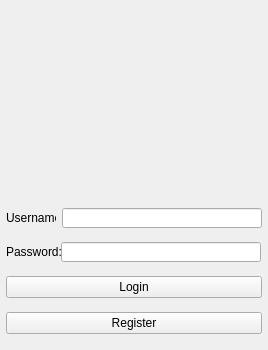
This is VaporChat/loginwindow.ui in nwestbury/VaporChat as Qt 5 draws it before an edit. The edited form follows.
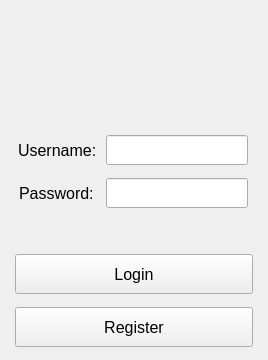
This is the edited form.

```diff
--- a/VaporChat/loginwindow.ui
+++ b/VaporChat/loginwindow.ui
@@ -7,19 +7,19 @@
     <x>0</x>
     <y>0</y>
     <width>268</width>
-    <height>350</height>
+    <height>360</height>
    </rect>
   </property>
   <property name="minimumSize">
    <size>
-    <width>262</width>
-    <height>350</height>
+    <width>268</width>
+    <height>360</height>
    </size>
   </property>
   <property name="maximumSize">
    <size>
     <width>268</width>
-    <height>350</height>
+    <height>360</height>
    </size>
   </property>
   <property name="windowTitle">
@@ -27,58 +27,99 @@
   </property>
   <layout class="QVBoxLayout" name="verticalLayout">
    <property name="leftMargin">
-    <number>6</number>
+    <number>15</number>
    </property>
    <property name="topMargin">
-    <number>6</number>
+    <number>15</number>
    </property>
    <property name="rightMargin">
-    <number>6</number>
+    <number>15</number>
    </property>
    <property name="bottomMargin">
-    <number>6</number>
+    <number>0</number>
    </property>
    <item>
-    <widget class="QLabel" name="iconLabel">
-     <property name="sizePolicy">
-      <sizepolicy hsizetype="Fixed" vsizetype="Fixed">
-       <horstretch>0</horstretch>
-       <verstretch>0</verstretch>
-      </sizepolicy>
-     </property>
-     <property name="minimumSize">
-      <size>
-       <width>250</width>
-       <height>180</height>
-      </size>
-     </property>
-     <property name="maximumSize">
-      <size>
-       <width>250</width>
-       <height>180</height>
-      </size>
-     </property>
-     <property name="text">
-      <string/>
-     </property>
-    </widget>
+    <layout class="QHBoxLayout" name="horizontalLayout_3">
+     <item>
+      <spacer name="horizontalSpacer">
+       <property name="orientation">
+        <enum>Qt::Horizontal</enum>
+       </property>
+       <property name="sizeHint" stdset="0">
+        <size>
+         <width>40</width>
+         <height>20</height>
+        </size>
+       </property>
+      </spacer>
+     </item>
+     <item>
+      <widget class="QLabel" name="iconLabel">
+       <property name="sizePolicy">
+        <sizepolicy hsizetype="Fixed" vsizetype="Fixed">
+         <horstretch>0</horstretch>
+         <verstretch>0</verstretch>
+        </sizepolicy>
+       </property>
+       <property name="minimumSize">
+        <size>
+         <width>100</width>
+         <height>100</height>
+        </size>
+       </property>
+       <property name="maximumSize">
+        <size>
+         <width>100</width>
+         <height>100</height>
+        </size>
+       </property>
+       <property name="text">
+        <string/>
+       </property>
+      </widget>
+     </item>
+     <item>
+      <spacer name="horizontalSpacer_2">
+       <property name="orientation">
+        <enum>Qt::Horizontal</enum>
+       </property>
+       <property name="sizeHint" stdset="0">
+        <size>
+         <width>40</width>
+         <height>20</height>
+        </size>
+       </property>
+      </spacer>
+     </item>
+    </layout>
    </item>
    <item>
     <layout class="QHBoxLayout" name="horizontalLayout">
      <item>
       <widget class="QLabel" name="label_2">
        <property name="sizePolicy">
-        <sizepolicy hsizetype="Fixed" vsizetype="Fixed">
+        <sizepolicy hsizetype="Maximum" vsizetype="Fixed">
          <horstretch>0</horstretch>
          <verstretch>0</verstretch>
         </sizepolicy>
        </property>
        <property name="minimumSize">
         <size>
-         <width>50</width>
-         <height>20</height>
+         <width>0</width>
+         <height>30</height>
         </size>
        </property>
+       <property name="maximumSize">
+        <size>
+         <width>16777215</width>
+         <height>30</height>
+        </size>
+       </property>
+       <property name="font">
+        <font>
+         <pointsize>12</pointsize>
+        </font>
+       </property>
        <property name="text">
         <string>Username:</string>
        </property>
@@ -86,18 +127,32 @@
      </item>
      <item>
       <widget class="QLineEdit" name="logUsernameEdit">
+       <property name="sizePolicy">
+        <sizepolicy hsizetype="Maximum" vsizetype="Fixed">
+         <horstretch>0</horstretch>
+         <verstretch>0</verstretch>
+        </sizepolicy>
+       </property>
        <property name="minimumSize">
         <size>
-         <width>200</width>
-         <height>20</height>
+         <width>0</width>
+         <height>30</height>
         </size>
        </property>
        <property name="maximumSize">
         <size>
-         <width>200</width>
-         <height>20</height>
+         <width>16777215</width>
+         <height>30</height>
         </size>
        </property>
+       <property name="font">
+        <font>
+         <pointsize>12</pointsize>
+        </font>
+       </property>
+       <property name="text">
+        <string/>
+       </property>
       </widget>
      </item>
     </layout>
@@ -105,28 +160,33 @@
    <item>
     <layout class="QHBoxLayout" name="horizontalLayout_2">
      <property name="spacing">
-      <number>0</number>
+      <number>6</number>
      </property>
      <item>
       <widget class="QLabel" name="label">
        <property name="sizePolicy">
-        <sizepolicy hsizetype="Fixed" vsizetype="Fixed">
+        <sizepolicy hsizetype="Maximum" vsizetype="Fixed">
          <horstretch>0</horstretch>
          <verstretch>0</verstretch>
         </sizepolicy>
        </property>
        <property name="minimumSize">
         <size>
-         <width>55</width>
-         <height>20</height>
+         <width>77</width>
+         <height>30</height>
         </size>
        </property>
        <property name="maximumSize">
         <size>
-         <width>50</width>
-         <height>20</height>
+         <width>16777215</width>
+         <height>30</height>
         </size>
        </property>
+       <property name="font">
+        <font>
+         <pointsize>12</pointsize>
+        </font>
+       </property>
        <property name="text">
         <string>Password:</string>
        </property>
@@ -135,23 +195,28 @@
      <item>
       <widget class="QLineEdit" name="logPasswordEdit">
        <property name="sizePolicy">
-        <sizepolicy hsizetype="Fixed" vsizetype="Fixed">
+        <sizepolicy hsizetype="Maximum" vsizetype="Fixed">
          <horstretch>0</horstretch>
          <verstretch>0</verstretch>
         </sizepolicy>
        </property>
        <property name="minimumSize">
         <size>
-         <width>200</width>
-         <height>20</height>
+         <width>0</width>
+         <height>30</height>
         </size>
        </property>
        <property name="maximumSize">
         <size>
-         <width>200</width>
-         <height>20</height>
+         <width>16777215</width>
+         <height>30</height>
         </size>
        </property>
+       <property name="font">
+        <font>
+         <pointsize>12</pointsize>
+        </font>
+       </property>
        <property name="echoMode">
         <enum>QLineEdit::Password</enum>
        </property>
@@ -159,8 +224,52 @@
      </item>
     </layout>
    </item>
+   <item>
+    <widget class="QLabel" name="errorLabel">
+     <property name="minimumSize">
+      <size>
+       <width>262</width>
+       <height>20</height>
+      </size>
+     </property>
+     <property name="maximumSize">
+      <size>
+       <width>262</width>
+       <height>20</height>
+      </size>
+     </property>
+     <property name="text">
+      <string/>
+     </property>
+    </widget>
+   </item>
    <item>
     <widget class="QPushButton" name="loginButton">
+     <property name="sizePolicy">
+      <sizepolicy hsizetype="Preferred" vsizetype="Fixed">
+       <horstretch>0</horstretch>
+       <verstretch>0</verstretch>
+      </sizepolicy>
+     </property>
+     <property name="minimumSize">
+      <size>
+       <width>0</width>
+       <height>40</height>
+      </size>
+     </property>
+     <property name="maximumSize">
+      <size>
+       <width>16777215</width>
+       <height>40</height>
+      </size>
+     </property>
+     <property name="font">
+      <font>
+       <pointsize>12</pointsize>
+       <weight>50</weight>
+       <bold>false</bold>
+      </font>
+     </property>
      <property name="text">
       <string>Login</string>
      </property>
@@ -168,6 +277,17 @@
    </item>
    <item>
     <widget class="QPushButton" name="logRegisterButton">
+     <property name="minimumSize">
+      <size>
+       <width>0</width>
+       <height>40</height>
+      </size>
+     </property>
+     <property name="font">
+      <font>
+       <pointsize>12</pointsize>
+      </font>
+     </property>
      <property name="text">
       <string>Register</string>
      </property>
```
